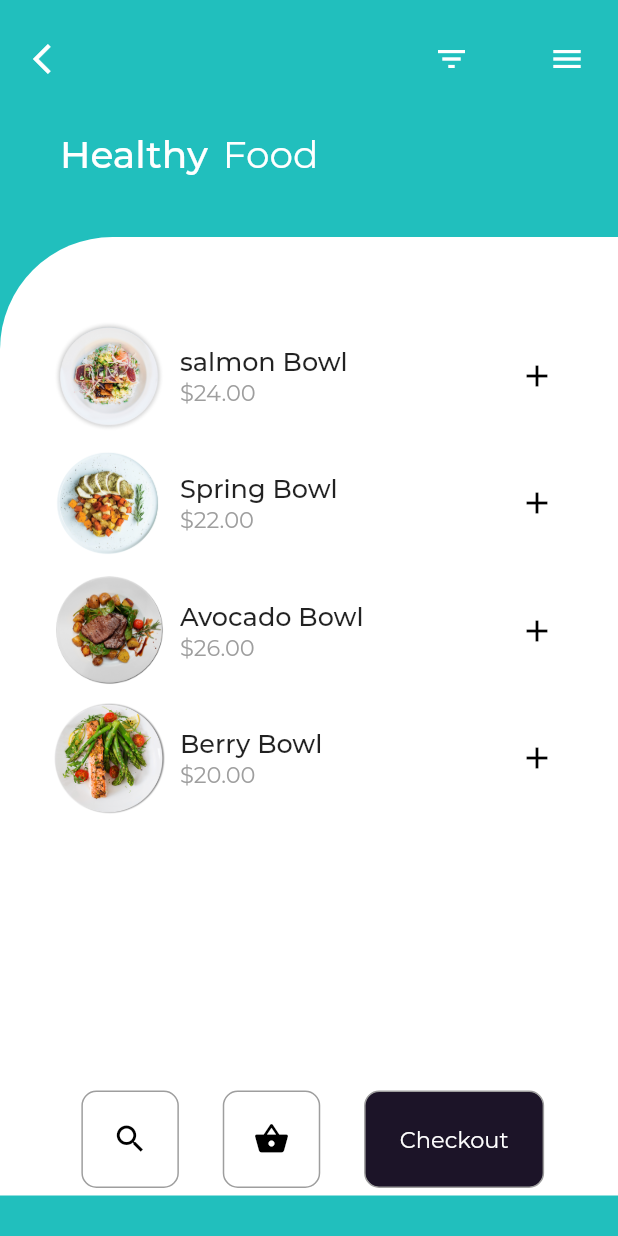
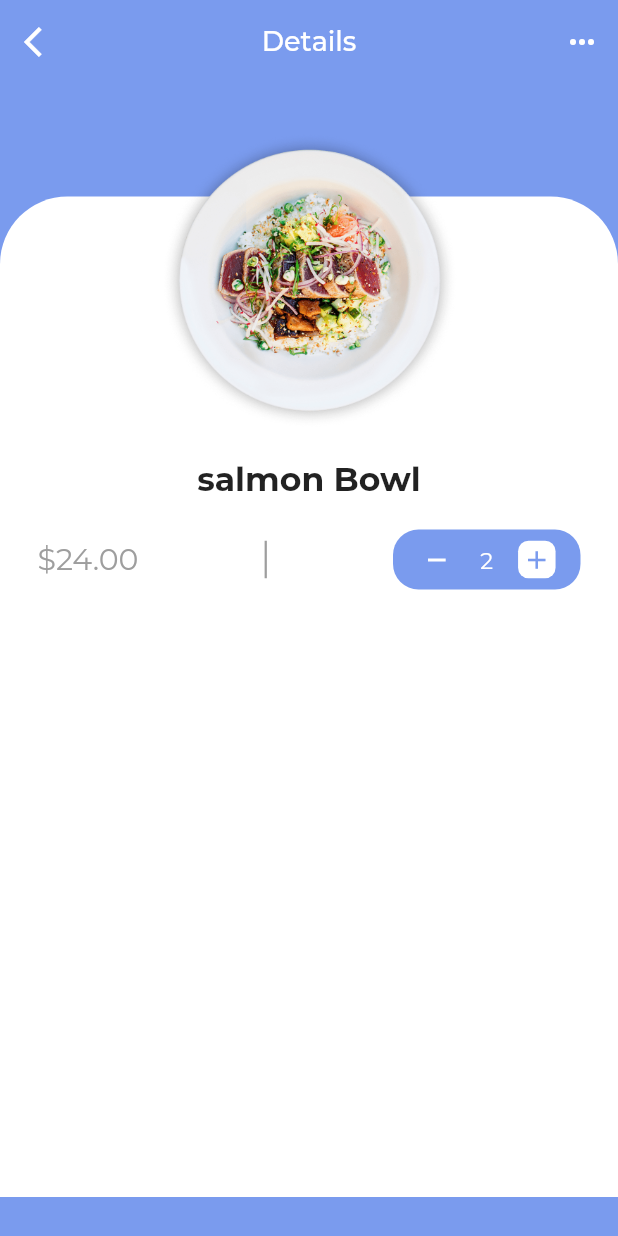
Before and after one commit to axxcident/fruit_hero, a Flutter app: the screen it shows after launch, after a tap on "salmon Bowl", on a phone screen of 412 x 824 dp. Run offline on Flutter 3.47's test engine with Material 2 defaults, Android fonts, the light colour scheme and no system bars; project files that could hold a hidden picture were left out.

Commit message:
Sista biten, 16:38

```diff
--- /dev/null
+++ b/lib/detailsPage.dart
@@ -0,0 +1,178 @@
+import 'package:flutter/material.dart';
+
+class DetailsPage extends StatefulWidget {
+  final String heroTag;
+  final String foodName;
+  final String foodPrice;
+
+  const DetailsPage({
+    Key? key,
+    required this.heroTag,
+    required this.foodName,
+    required this.foodPrice,
+  }) : super(key: key);
+
+  @override
+  State<DetailsPage> createState() => _detailsPageState();
+}
+
+class _detailsPageState extends State<DetailsPage> {
+  @override
+  Widget build(BuildContext context) {
+    return Scaffold(
+      backgroundColor: const Color(0xFF7A9BEE),
+      appBar: AppBar(
+        leading: IconButton(
+            onPressed: () {
+              Navigator.of(context).pop();
+            },
+            icon: const Icon(Icons.arrow_back_ios),
+            color: Colors.white),
+        backgroundColor: Colors.transparent,
+        elevation: 0,
+        title: const Text(
+          'Details',
+          style: TextStyle(
+              fontFamily: 'Montserrat', fontSize: 18, color: Colors.white),
+        ),
+        centerTitle: true,
+        actions: [
+          IconButton(
+            onPressed: () {},
+            icon: const Icon(Icons.more_horiz),
+            color: Colors.white,
+          )
+        ],
+      ),
+      body: ListView(
+        children: [
+          Stack(
+            children: [
+              Container(
+                height: MediaQuery.of(context).size.height - 82,
+                width: MediaQuery.of(context).size.width,
+                color: Colors.transparent,
+              ),
+              Positioned(
+                  top: 75,
+                  child: Container(
+                    decoration: const BoxDecoration(
+                        borderRadius: BorderRadius.only(
+                            topLeft: Radius.circular(45),
+                            topRight: Radius.circular(45)),
+                        color: Colors.white),
+                    height: MediaQuery.of(context).size.height - 100,
+                    width: MediaQuery.of(context).size.width,
+                  )),
+              Positioned(
+                  top: 30,
+                  left: (MediaQuery.of(context).size.width / 2) - 100,
+                  child: Hero(
+                      tag: widget.heroTag,
+                      child: Container(
+                        decoration: BoxDecoration(
+                            image: DecorationImage(
+                                image: AssetImage(widget.heroTag),
+                                fit: BoxFit.cover)),
+                        height: 200,
+                        width: 200,
+                      ))),
+              Positioned(
+                  top: 250,
+                  left: 25,
+                  right: 25,
+                  child: Column(
+                    mainAxisAlignment: MainAxisAlignment.start,
+                    children: [
+                      Text(
+                        widget.foodName,
+                        style: const TextStyle(
+                            fontFamily: 'Montserrat',
+                            fontSize: 22,
+                            fontWeight: FontWeight.bold),
+                      ),
+                      const SizedBox(
+                        height: 20,
+                      ),
+                      Row(
+                        mainAxisAlignment: MainAxisAlignment.spaceBetween,
+                        children: [
+                          Text(
+                            widget.foodPrice,
+                            style: const TextStyle(
+                                fontFamily: 'Montserrat',
+                                fontSize: 20,
+                                color: Colors.grey),
+                          ),
+                          Container(
+                            height: 25,
+                            color: Colors.grey,
+                            width: 1.5,
+                          ),
+                          Container(
+                            width: 125,
+                            height: 40,
+                            decoration: BoxDecoration(
+                                borderRadius: BorderRadius.circular(17),
+                                color: const Color(0xFF7A9BEE)),
+                            child: Row(
+                              mainAxisAlignment: MainAxisAlignment.spaceEvenly,
+                              children: [
+                                InkWell(
+                                  // LÄGG TILL FUNKTION ADDERA/SUBTRAHERA
+                                  onTap: () {},
+                                  child: Container(
+                                    height: 25,
+                                    width: 25,
+                                    decoration: BoxDecoration(
+                                        borderRadius: BorderRadius.circular(7),
+                                        color: const Color(0xFF7A9BEE)),
+                                    child: const Center(
+                                      child: Icon(
+                                        Icons.remove,
+                                        color: Colors.white,
+                                        size: 20,
+                                      ),
+                                    ),
+                                  ),
+                                ),
+                                // ÄNDRA DENNA SIFFRA TILL STATE & DYNAMISK
+                                const Text(
+                                  '2',
+                                  style: TextStyle(
+                                      color: Colors.white,
+                                      fontFamily: 'Montserrat',
+                                      fontSize: 15),
+                                ),
+                                InkWell(
+                                  // LÄGG TILL FUNKTION ADDERA/SUBTRAHERA
+                                  onTap: () {},
+                                  child: Container(
+                                    height: 25,
+                                    width: 25,
+                                    decoration: BoxDecoration(
+                                        borderRadius: BorderRadius.circular(7),
+                                        color: Colors.white),
+                                    child: const Center(
+                                      child: Icon(
+                                        Icons.add,
+                                        color: Color(0xFF7A9BEE),
+                                        size: 20,
+                                      ),
+                                    ),
+                                  ),
+                                ),
+                              ],
+                            ),
+                          )
+                        ],
+                      )
+                    ],
+                  ))
+            ],
+          ),
+        ],
+      ),
+    );
+  }
+}
--- a/lib/main.dart
+++ b/lib/main.dart
@@ -1,4 +1,5 @@
 import 'package:flutter/material.dart';
+import 'package:fruit_hero/detailsPage.dart';
 
 void main() {
   runApp(const MyApp());
@@ -190,6 +191,9 @@ class _MyHomePageState extends State<MyHomePage> {
       child: InkWell(
         onTap: () {
           // Navigator.of(context).push("route");
+          Navigator.of(context).push(MaterialPageRoute(
+              builder: (context) => DetailsPage(
+                  heroTag: imgPath, foodName: foodName, foodPrice: price)));
         },
         child: Row(
           // mainAxisAlignment DENNA GJORDE JAG NU --------------------
```
